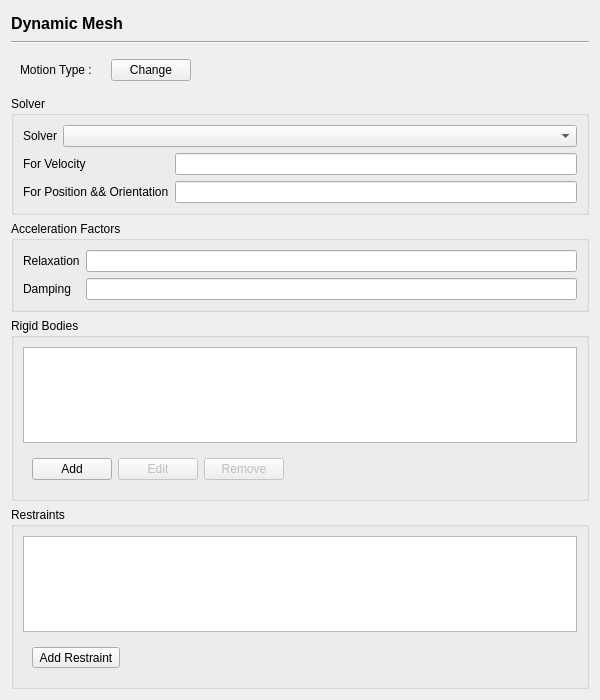
Before: the Qt Designer form baramFlow/view/setup/dynamic_mesh/dynamic_mesh_page.ui in xupeiwust/baram, drawn with Qt 5.
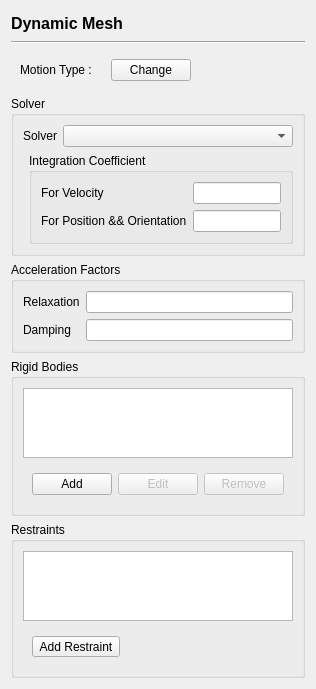
After: the same form once the commit is applied. The open tabs and pages were chosen to show the change. Custom widgets are drawn as their Qt base class.

What changed in the file:
```diff
--- a/baramFlow/view/setup/dynamic_mesh/dynamic_mesh_page.ui
+++ b/baramFlow/view/setup/dynamic_mesh/dynamic_mesh_page.ui
@@ -6,8 +6,8 @@
    <rect>
     <x>0</x>
     <y>0</y>
-    <width>600</width>
-    <height>700</height>
+    <width>299</width>
+    <height>671</height>
    </rect>
   </property>
   <property name="windowTitle">
@@ -257,15 +257,14 @@
               <property name="bottomMargin">
                <number>0</number>
               </property>
-              <item row="0" column="0">
-               <widget class="QLabel" name="velCoeffLabel">
-                <property name="text">
-                 <string>For Velocity</string>
-                </property>
-               </widget>
-              </item>
               <item row="0" column="1">
-               <widget class="QLineEdit" name="rbdVelCoeff"/>
+               <widget class="QGroupBox" name="groupBox">
+                <property name="title">
+                 <string>Integration Coefficient</string>
+                </property>
+                <layout class="QGridLayout" name="gridLayout">
+                 <item row="1" column="1">
+                  <widget class="QLineEdit" name="rbdPosCoeff"/>
               </item>
               <item row="1" column="0">
                <widget class="QLabel" name="posCoeffLabel">
@@ -274,8 +273,18 @@
                 </property>
                </widget>
               </item>
-              <item row="1" column="1">
-               <widget class="QLineEdit" name="rbdPosCoeff"/>
+                 <item row="0" column="1">
+                  <widget class="QLineEdit" name="rbdVelCoeff"/>
+                 </item>
+                 <item row="0" column="0">
+                  <widget class="QLabel" name="velCoeffLabel">
+                   <property name="text">
+                    <string>For Velocity</string>
+                   </property>
+                  </widget>
+                 </item>
+                </layout>
+               </widget>
               </item>
              </layout>
             </widget>
```
Left out of the diff: 38 changed lines with no effect on the pictures. Lines whose indentation alone changed are shown as unchanged.
